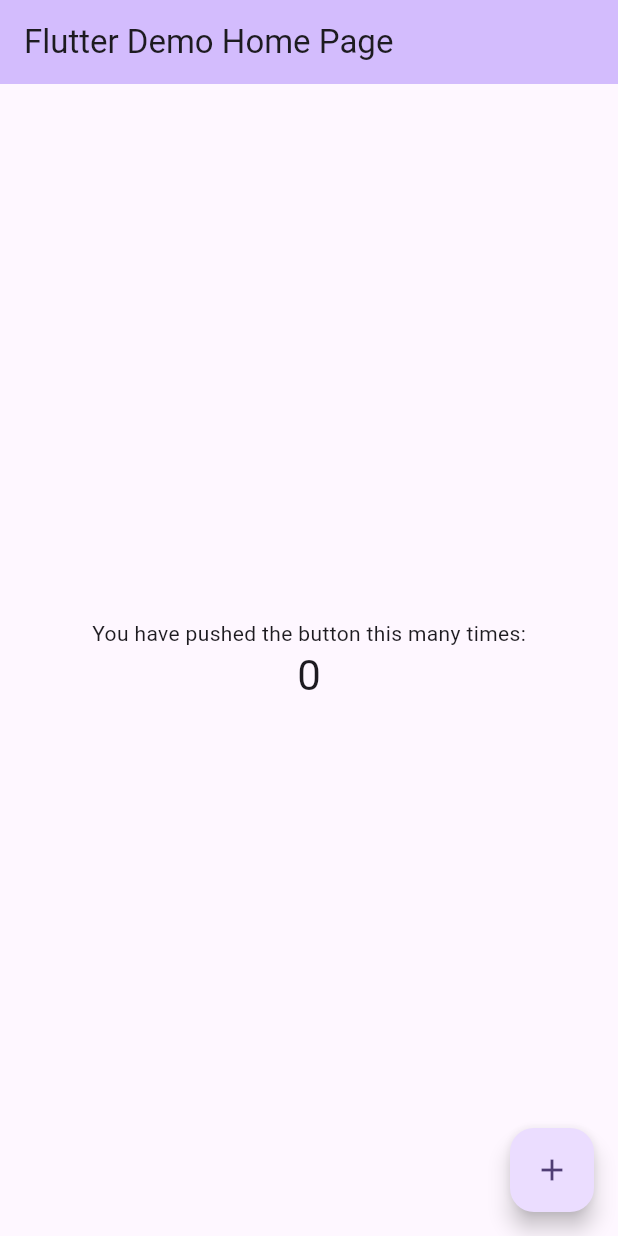
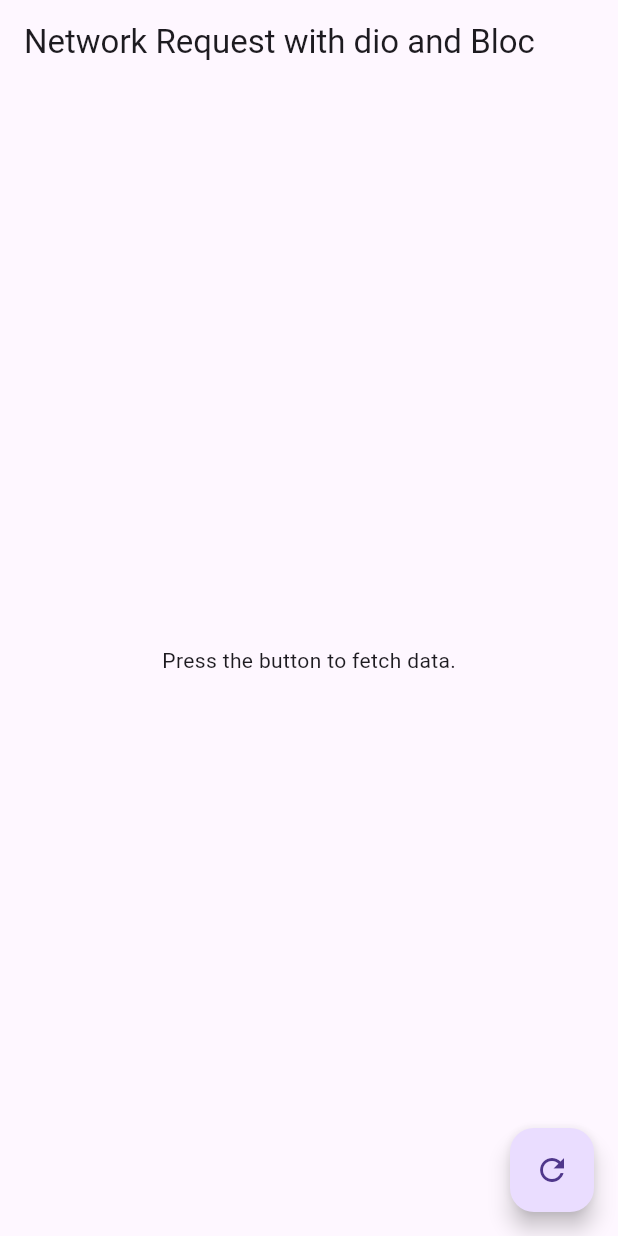
Before and after one commit to gunavvan/bloc-experimen, a Flutter app: the screen it shows after launch, on a phone screen of 412 x 824 dp. Run offline on Flutter 3.47's test engine with Material 3 defaults, Android fonts, the phone set to English and light mode, and no system bars; our stand-ins replace bloc, dio, flutter_bloc.

Commit message:
experimen bloc

```diff
--- /dev/null
+++ b/devtools_options.yaml
@@ -0,0 +1 @@
+extensions:
--- a/lib/main.dart
+++ b/lib/main.dart
@@ -1,125 +1,56 @@
+import 'package:bloc_experimen/testing_bloc.dart';
 import 'package:flutter/material.dart';
+import 'package:flutter/material.dart';
+import 'package:flutter_bloc/flutter_bloc.dart';
 
 void main() {
-  runApp(const MyApp());
+  runApp( const MyApp());
 }
 
 class MyApp extends StatelessWidget {
   const MyApp({super.key});
 
-  // This widget is the root of your application.
   @override
   Widget build(BuildContext context) {
     return MaterialApp(
-      title: 'Flutter Demo',
-      theme: ThemeData(
-        // This is the theme of your application.
-        //
-        // TRY THIS: Try running your application with "flutter run". You'll see
-        // the application has a purple toolbar. Then, without quitting the app,
-        // try changing the seedColor in the colorScheme below to Colors.green
-        // and then invoke "hot reload" (save your changes or press the "hot
-        // reload" button in a Flutter-supported IDE, or press "r" if you used
-        // the command line to start the app).
-        //
-        // Notice that the counter didn't reset back to zero; the application
-        // state is not lost during the reload. To reset the state, use hot
-        // restart instead.
-        //
-        // This works for code too, not just values: Most code changes can be
-        // tested with just a hot reload.
-        colorScheme: ColorScheme.fromSeed(seedColor: Colors.deepPurple),
-        useMaterial3: true,
+      home: BlocProvider(
+        create: (context) => TestingBloc(),
+        child: MyWidget(),
       ),
-      home: const MyHomePage(title: 'Flutter Demo Home Page'),
     );
   }
 }
 
-class MyHomePage extends StatefulWidget {
-  const MyHomePage({super.key, required this.title});
-
-  // This widget is the home page of your application. It is stateful, meaning
-  // that it has a State object (defined below) that contains fields that affect
-  // how it looks.
-
-  // This class is the configuration for the state. It holds the values (in this
-  // case the title) provided by the parent (in this case the App widget) and
-  // used by the build method of the State. Fields in a Widget subclass are
-  // always marked "final".
-
-  final String title;
-
-  @override
-  State<MyHomePage> createState() => _MyHomePageState();
-}
-
-class _MyHomePageState extends State<MyHomePage> {
-  int _counter = 0;
-
-  void _incrementCounter() {
-    setState(() {
-      // This call to setState tells the Flutter framework that something has
-      // changed in this State, which causes it to rerun the build method below
-      // so that the display can reflect the updated values. If we changed
-      // _counter without calling setState(), then the build method would not be
-      // called again, and so nothing would appear to happen.
-      _counter++;
-    });
-  }
-
+class MyWidget extends StatelessWidget {
   @override
   Widget build(BuildContext context) {
-    // This method is rerun every time setState is called, for instance as done
-    // by the _incrementCounter method above.
-    //
-    // The Flutter framework has been optimized to make rerunning build methods
-    // fast, so that you can just rebuild anything that needs updating rather
-    // than having to individually change instances of widgets.
+
     return Scaffold(
       appBar: AppBar(
-        // TRY THIS: Try changing the color here to a specific color (to
-        // Colors.amber, perhaps?) and trigger a hot reload to see the AppBar
-        // change color while the other colors stay the same.
-        backgroundColor: Theme.of(context).colorScheme.inversePrimary,
-        // Here we take the value from the MyHomePage object that was created by
-        // the App.build method, and use it to set our appbar title.
-        title: Text(widget.title),
+        title: Text('Network Request with dio and Bloc'),
       ),
       body: Center(
-        // Center is a layout widget. It takes a single child and positions it
-        // in the middle of the parent.
-        child: Column(
-          // Column is also a layout widget. It takes a list of children and
-          // arranges them vertically. By default, it sizes itself to fit its
-          // children horizontally, and tries to be as tall as its parent.
-          //
-          // Column has various properties to control how it sizes itself and
-          // how it positions its children. Here we use mainAxisAlignment to
-          // center the children vertically; the main axis here is the vertical
-          // axis because Columns are vertical (the cross axis would be
-          // horizontal).
-          //
-          // TRY THIS: Invoke "debug painting" (choose the "Toggle Debug Paint"
-          // action in the IDE, or press "p" in the console), to see the
-          // wireframe for each widget.
-          mainAxisAlignment: MainAxisAlignment.center,
-          children: <Widget>[
-            const Text(
-              'You have pushed the button this many times:',
-            ),
-            Text(
-              '$_counter',
-              style: Theme.of(context).textTheme.headlineMedium,
-            ),
-          ],
+        child: BlocBuilder<TestingBloc, TestingState>(
+          builder: (context, state) {
+            if (state is TestingInitial) {
+              return Text('Press the button to fetch data.');
+            } else if (state is LoadedDataState) {
+              return Text('Data: ${state.data}');
+            } else if (state is ErrorDataState) {
+              return Text('Error: ${state.error}');
+            } else {
+              return Text('Unknown State');
+            }
+          },
         ),
       ),
       floatingActionButton: FloatingActionButton(
-        onPressed: _incrementCounter,
-        tooltip: 'Increment',
-        child: const Icon(Icons.add),
-      ), // This trailing comma makes auto-formatting nicer for build methods.
+        onPressed: () {
+          // dataBloc.add(FetchDataEvent());
+          context.read<TestingBloc>().add(FetchDataEvent());
+        },
+        child: Icon(Icons.refresh),
+      ),
     );
   }
 }
--- /dev/null
+++ b/lib/network/base_dio.dart
@@ -0,0 +1,44 @@
+
+import 'package:dio/dio.dart';
+
+import 'cache_logging.dart';
+import 'logging_interceptor.dart';
+
+mixin BaseDio {
+  Dio get dio => _dio();
+
+  Response? response;
+
+  Dio _dio() {
+    final options = BaseOptions(
+        connectTimeout: const Duration(minutes: 5),
+        receiveTimeout: const Duration(minutes: 5),
+        // contentType: "application/json;charset=utf-8",
+        );
+
+    var dio = Dio(options);
+
+    dio.interceptors
+      ..add(InterceptorsWrapper(
+        onRequest: (options, handler) {
+          print('send request：path:${options.path}，baseURL:${options.baseUrl}');
+          return handler.next(options);
+        },
+        onError: (error, handler) {
+          //print(error);
+          // Assume 401 stands for token expired
+          if (error.response?.statusCode == 401) {
+            var options = error.response!.requestOptions;
+
+            return;
+          }
+          return handler.next(error);
+        },
+      ))
+      ..add(CacheInterceptor())
+      //chucker dio interceptor
+      ..add(LoggingInterceptors(dio));
+
+    return dio;
+  }
+}
--- /dev/null
+++ b/lib/testing_bloc.dart
@@ -0,0 +1,30 @@
+import 'dart:async';
+
+import 'package:bloc/bloc.dart';
+import 'package:bloc_experimen/network/base_dio.dart';
+import 'package:meta/meta.dart';
+
+part 'testing_event.dart';
+part 'testing_state.dart';
+
+class TestingBloc extends Bloc<TestingEvent, TestingState> with BaseDio {
+  TestingBloc() : super(TestingInitial()) {
+    on<FetchDataEvent>((event, emit) {
+      _mapFetchDataToState(emit);
+    });
+  }
+
+  @override
+  Stream<TestingState> mapEventToState(TestingEvent event,) async* {
+    // You can implement additional event handling logic here if needed
+  }
+
+  void _mapFetchDataToState(Emitter<TestingState> emit) async {
+    try {
+      final response = await dio.get('https://jsonplaceholder.typicode.com/posts');
+      emit(LoadedDataState(response.data));
+    } catch (e) {
+      emit(ErrorDataState(e.toString()));
+    }
+  }
+}
--- /dev/null
+++ b/lib/testing_event.dart
@@ -0,0 +1,6 @@
+part of 'testing_bloc.dart';
+
+@immutable
+abstract class TestingEvent {}
+
+class FetchDataEvent extends TestingEvent {}
--- /dev/null
+++ b/lib/testing_state.dart
@@ -0,0 +1,18 @@
+part of 'testing_bloc.dart';
+
+@immutable
+abstract class TestingState {}
+
+class TestingInitial extends TestingState {}
+
+class LoadedDataState extends TestingState {
+  final dynamic data;
+
+  LoadedDataState(this.data);
+}
+
+class ErrorDataState extends TestingState {
+  final String error;
+
+  ErrorDataState(this.error);
+}
```
Also changed, not shown: lib/network/base_url.dart (added, +65 -0 lines), lib/network/cache_logging.dart (added, +32 -0 lines), lib/network/logging_interceptor.dart (added, +77 -0 lines), pubspec.yaml (+2 -18 lines), pubspec.lock.
